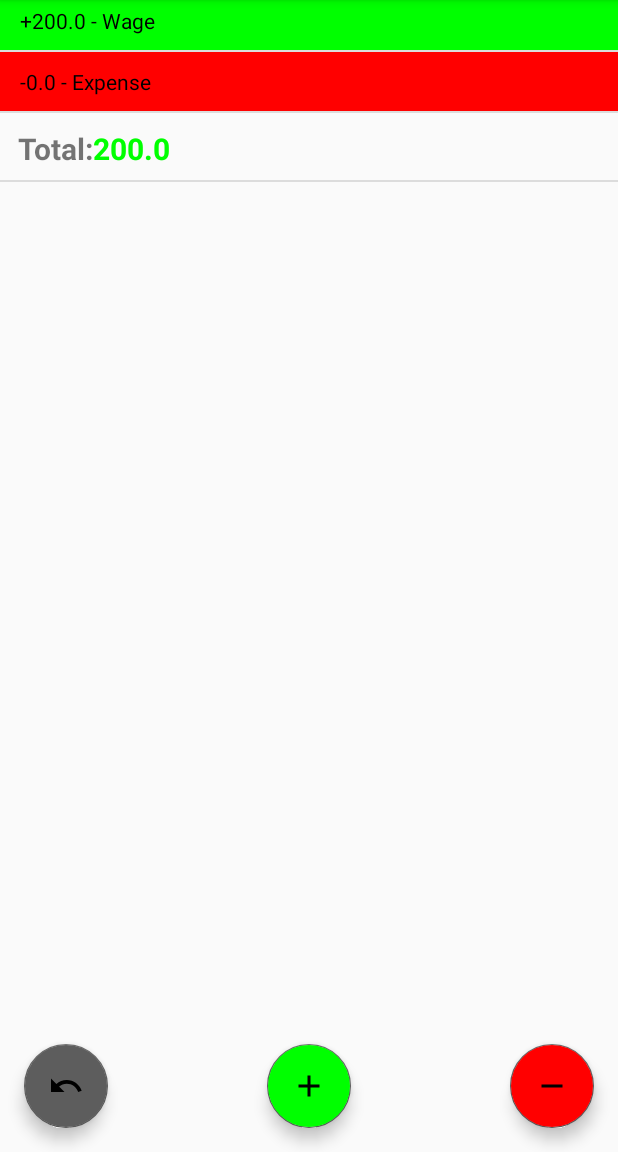
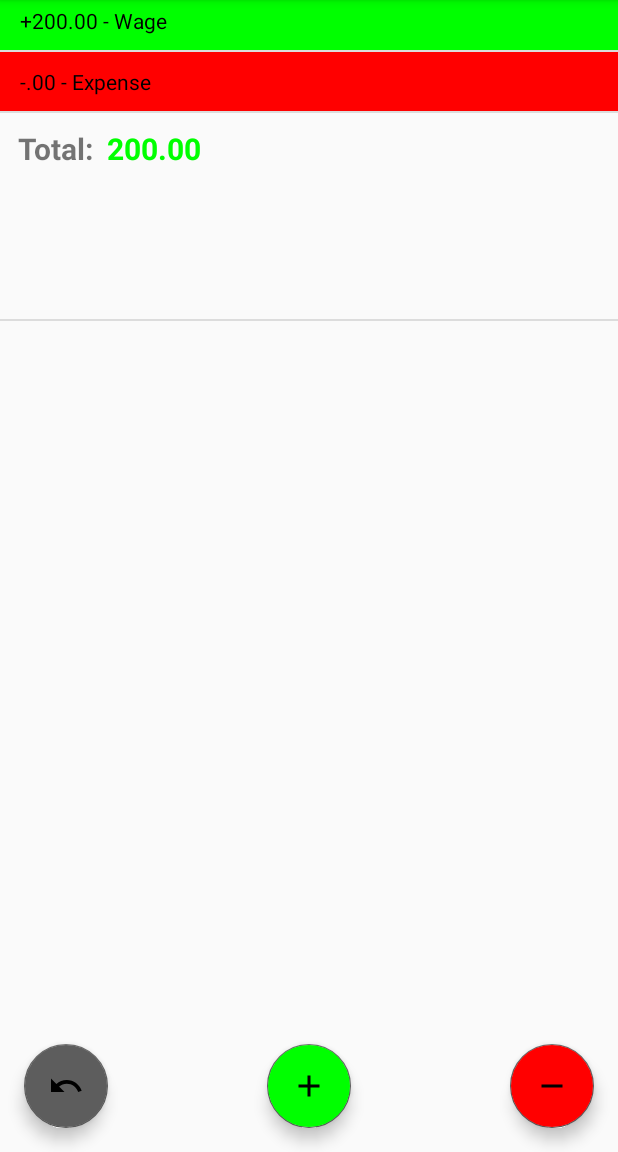
Before and after one commit to darkheart101/MyMoney, an Android app: the IncomeActivity screen opened directly, with no data from a screen before it, after a tap on "SAVE", on a phone screen of 412 x 824 dp, the part 84-1236 px from its top. Run offline under Robolectric (Android 15) with nearby library versions, the light colour scheme and no system bars; 2 statements that could not run were skipped.

Commit message:
minor fixes

```diff
--- a/app/src/main/java/com/software/darkheart/mymoney/IncomeSpendsActivity.java
+++ b/app/src/main/java/com/software/darkheart/mymoney/IncomeSpendsActivity.java
@@ -21,6 +21,7 @@ import com.software.darkheart.model.Expense;
 import com.software.darkheart.model.Period;
 
 
+import java.text.DecimalFormat;
 import java.util.List;
 
 public class IncomeSpendsActivity extends AppCompatActivity {
@@ -33,6 +34,8 @@ public class IncomeSpendsActivity extends AppCompatActivity {
     float sum_income = 0;
     float sum_expense = 0;
     float total_money = 0;
+
+    DecimalFormat f = new DecimalFormat("##.00");
 
     @Override
     protected void onCreate(Bundle savedInstanceState) {
@@ -62,7 +65,7 @@ public class IncomeSpendsActivity extends AppCompatActivity {
 
         total_money = sum_income - sum_expense;
         TextView txt_total_money = footerView.findViewById(R.id.txt_total_money);
-        txt_total_money.setText(String.valueOf(total_money ));
+        txt_total_money.setText("  " + String.valueOf(f.format(total_money) ));
         if(total_money < 0) txt_total_money.setTextColor(Color.RED);
         if(total_money >= 0) txt_total_money.setTextColor(Color.GREEN);
 
--- a/app/src/main/java/com/software/darkheart/mymoney/MoneyAdapter.java
+++ b/app/src/main/java/com/software/darkheart/mymoney/MoneyAdapter.java
@@ -10,14 +10,16 @@ import android.widget.TextView;
 import com.software.darkheart.Interfaces.Money;
 
 
+import java.text.DecimalFormat;
 import java.util.List;
 
 public class MoneyAdapter extends ArrayAdapter<Money>{
 
+    DecimalFormat f = new DecimalFormat("##.00");
+
 
     public MoneyAdapter(Context context, List<Money> money_conjuction) {
         super(context, R.layout.money_row, money_conjuction);
-
     }
 
     //@androidx.annotation.NonNull
@@ -31,8 +33,9 @@ public class MoneyAdapter extends ArrayAdapter<Money>{
 
         if (m != null) {
 
+
             String money_description = String.valueOf(m.get_Comment());
-            String money_value = String.valueOf(m.get_Value());
+            String money_value = String.valueOf(f.format(m.get_Value()));
             String money_full_description = money_value + " - " + money_description;
 
 
--- a/app/src/main/res/layout/content_activity_income.xml
+++ b/app/src/main/res/layout/content_activity_income.xml
@@ -122,7 +122,7 @@
         android:layout_marginRight="8dp"
         android:layout_marginBottom="8dp"
         android:ems="10"
-        android:inputType="number"
+        android:inputType="numberDecimal"
         android:text="200"
         app:layout_constraintBottom_toBottomOf="parent"
         app:layout_constraintEnd_toEndOf="parent"
--- a/app/src/main/res/layout/content_expense.xml
+++ b/app/src/main/res/layout/content_expense.xml
@@ -122,7 +122,7 @@
         android:layout_marginRight="8dp"
         android:layout_marginBottom="8dp"
         android:ems="10"
-        android:inputType="number"
+        android:inputType="numberDecimal"
         android:text="0"
         app:layout_constraintBottom_toBottomOf="parent"
         app:layout_constraintEnd_toEndOf="parent"
--- a/app/src/main/res/layout/sums_footer.xml
+++ b/app/src/main/res/layout/sums_footer.xml
@@ -4,7 +4,7 @@
     android:layout_width="wrap_content"
     android:layout_height="wrap_content"
     android:paddingTop="10dip"
-    android:paddingBottom="7dip"
+    android:paddingBottom="100dip"
     android:orientation="horizontal"
     android:gravity="left">
 
```
